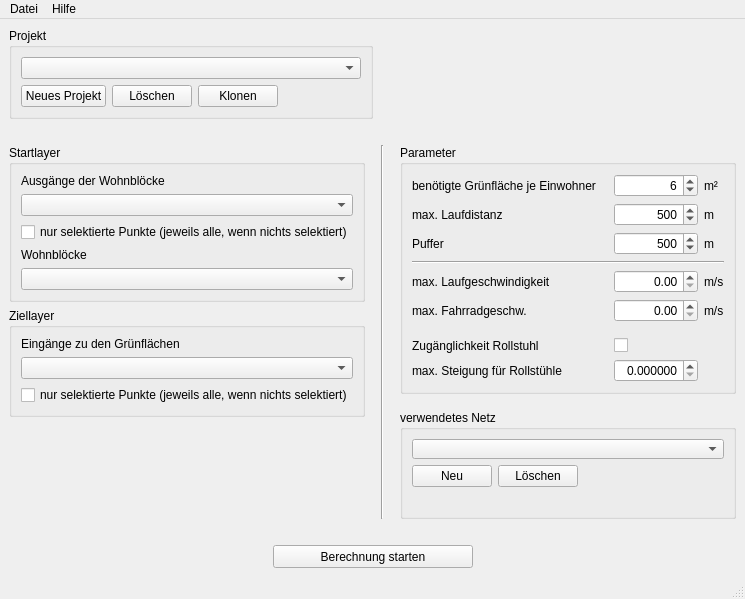
GertzGutscheRuemenapp/gruenflaechenbewertung, file ui/OTP_main_window.ui: the form before one commit.
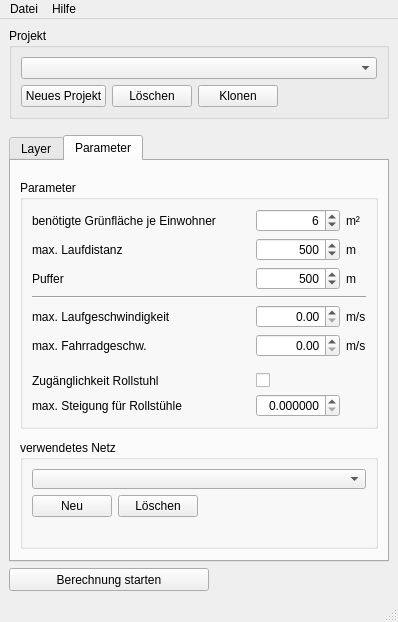
The form after the commit. The open tabs and pages were chosen to show the change. Custom widgets are drawn as their Qt base class.

Commit message: layout with tab widget

What changed in the file:
```diff
--- a/ui/OTP_main_window.ui
+++ b/ui/OTP_main_window.ui
@@ -6,8 +6,8 @@
    <rect>
     <x>0</x>
     <y>0</y>
-    <width>704</width>
-    <height>536</height>
+    <width>398</width>
+    <height>621</height>
    </rect>
   </property>
   <property name="windowTitle">
@@ -92,54 +92,86 @@
         </layout>
        </widget>
       </item>
-      <item>
-       <spacer name="horizontalSpacer_5">
-        <property name="orientation">
-         <enum>Qt::Horizontal</enum>
-        </property>
-        <property name="sizeHint" stdset="0">
-         <size>
-          <width>40</width>
-          <height>20</height>
-         </size>
-        </property>
-       </spacer>
-      </item>
      </layout>
     </item>
-    <item row="7" column="1">
-     <spacer name="horizontalSpacer">
-      <property name="orientation">
-       <enum>Qt::Horizontal</enum>
-      </property>
-      <property name="sizeHint" stdset="0">
-       <size>
-        <width>40</width>
-        <height>20</height>
-       </size>
-      </property>
-     </spacer>
-    </item>
     <item row="8" column="0">
-     <spacer name="verticalSpacer_3">
+     <layout class="QHBoxLayout" name="horizontalLayout_4">
+      <item>
+       <widget class="QPushButton" name="start_orig_dest_button">
+        <property name="minimumSize">
+         <size>
+          <width>200</width>
+          <height>23</height>
+         </size>
+        </property>
+        <property name="toolTip">
+         <string>Berechnungen starten</string>
+        </property>
+        <property name="text">
+         <string>Berechnung starten</string>
+        </property>
+        <property name="checkable">
+         <bool>false</bool>
+        </property>
+       </widget>
+      </item>
+      <item>
+       <spacer name="horizontalSpacer_3">
+        <property name="orientation">
+         <enum>Qt::Horizontal</enum>
+        </property>
+        <property name="sizeHint" stdset="0">
+         <size>
+          <width>40</width>
+          <height>20</height>
+         </size>
+        </property>
+       </spacer>
+      </item>
+     </layout>
+    </item>
+    <item row="6" column="0">
+     <spacer name="verticalSpacer_5">
       <property name="orientation">
        <enum>Qt::Vertical</enum>
       </property>
       <property name="sizeType">
-       <enum>QSizePolicy::MinimumExpanding</enum>
+       <enum>QSizePolicy::Fixed</enum>
       </property>
       <property name="sizeHint" stdset="0">
        <size>
         <width>20</width>
-        <height>20</height>
+        <height>10</height>
        </size>
       </property>
      </spacer>
     </item>
     <item row="7" column="0">
-     <layout class="QHBoxLayout" name="horizontalLayout_3">
-      <item>
-       <layout class="QVBoxLayout" name="verticalLayout">
+     <widget class="QTabWidget" name="tabWidget">
+      <property name="currentIndex">
+       <number>0</number>
+      </property>
+      <widget class="QWidget" name="tab">
+       <attribute name="title">
+        <string>Layer</string>
+       </attribute>
+       <layout class="QVBoxLayout" name="verticalLayout_4">
+        <item>
+         <spacer name="verticalSpacer_2">
+          <property name="orientation">
+           <enum>Qt::Vertical</enum>
+          </property>
+          <property name="sizeType">
+           <enum>QSizePolicy::Fixed</enum>
+          </property>
+          <property name="sizeHint" stdset="0">
+           <size>
+            <width>20</width>
+            <height>10</height>
+           </size>
+          </property>
+         </spacer>
+        </item>
         <item>
          <widget class="QGroupBox" name="groupBox">
           <property name="title">
@@ -149,14 +181,14 @@
            <item row="3" column="0">
             <widget class="QgsMapLayerComboBox" name="mMapLayerComboBox_2"/>
            </item>
-           <item row="5" column="0">
+           <item row="6" column="0">
             <widget class="QLabel" name="label_9">
              <property name="text">
               <string>Wohnblöcke</string>
              </property>
             </widget>
            </item>
-           <item row="6" column="0">
+           <item row="7" column="0">
             <widget class="QgsMapLayerComboBox" name="mMapLayerComboBox_3"/>
            </item>
            <item row="2" column="0">
@@ -169,10 +201,26 @@
            <item row="4" column="0">
             <widget class="QCheckBox" name="selected_only_check_2">
              <property name="text">
-              <string>nur selektierte Punkte (jeweils alle, wenn nichts selektiert)</string>
+              <string>nur selektierte Punkte</string>
              </property>
             </widget>
            </item>
+           <item row="5" column="0">
+            <spacer name="verticalSpacer_6">
+             <property name="orientation">
+              <enum>Qt::Vertical</enum>
+             </property>
+             <property name="sizeType">
+              <enum>QSizePolicy::Fixed</enum>
+             </property>
+             <property name="sizeHint" stdset="0">
+              <size>
+               <width>20</width>
+               <height>5</height>
+              </size>
+             </property>
+            </spacer>
+           </item>
           </layout>
          </widget>
         </item>
@@ -195,7 +243,7 @@
            <item row="4" column="0">
             <widget class="QCheckBox" name="selected_only_check_3">
              <property name="text">
-              <string>nur selektierte Punkte (jeweils alle, wenn nichts selektiert)</string>
+              <string>nur selektierte Punkte</string>
              </property>
             </widget>
            </item>
@@ -216,48 +264,28 @@
          </spacer>
         </item>
        </layout>
-      </item>
-      <item>
-       <spacer name="horizontalSpacer_7">
-        <property name="orientation">
-         <enum>Qt::Horizontal</enum>
-        </property>
-        <property name="sizeType">
-         <enum>QSizePolicy::Fixed</enum>
-        </property>
-        <property name="sizeHint" stdset="0">
-         <size>
-          <width>10</width>
-          <height>20</height>
-         </size>
-        </property>
-       </spacer>
-      </item>
-      <item>
-       <widget class="Line" name="line_3">
-        <property name="orientation">
-         <enum>Qt::Vertical</enum>
-        </property>
-       </widget>
-      </item>
-      <item>
-       <spacer name="horizontalSpacer_4">
-        <property name="orientation">
-         <enum>Qt::Horizontal</enum>
-        </property>
-        <property name="sizeType">
-         <enum>QSizePolicy::Fixed</enum>
-        </property>
-        <property name="sizeHint" stdset="0">
-         <size>
-          <width>10</width>
-          <height>20</height>
-         </size>
-        </property>
-       </spacer>
-      </item>
-      <item>
-       <layout class="QVBoxLayout" name="verticalLayout_3">
+      </widget>
+      <widget class="QWidget" name="tab_2">
+       <attribute name="title">
+        <string>Parameter</string>
+       </attribute>
+       <layout class="QVBoxLayout" name="verticalLayout_5">
+        <item>
+         <spacer name="verticalSpacer_8">
+          <property name="orientation">
+           <enum>Qt::Vertical</enum>
+          </property>
+          <property name="sizeType">
+           <enum>QSizePolicy::Fixed</enum>
+          </property>
+          <property name="sizeHint" stdset="0">
+           <size>
+            <width>20</width>
+            <height>10</height>
+           </size>
+          </property>
+         </spacer>
+        </item>
         <item>
          <widget class="QGroupBox" name="groupBox_8">
           <property name="title">
@@ -513,7 +541,20 @@
          </widget>
         </item>
         <item>
-         <spacer name="verticalSpacer_2">
+         <spacer name="verticalSpacer_7">
+          <property name="orientation">
+           <enum>Qt::Vertical</enum>
+          </property>
+          <property name="sizeHint" stdset="0">
+           <size>
+            <width>20</width>
+            <height>5</height>
+           </size>
+          </property>
+         </spacer>
+        </item>
+        <item>
+         <spacer name="verticalSpacer_10">
           <property name="orientation">
            <enum>Qt::Vertical</enum>
           </property>
@@ -523,7 +564,7 @@
           <property name="sizeHint" stdset="0">
            <size>
             <width>20</width>
-            <height>10</height>
+            <height>5</height>
            </size>
           </property>
          </spacer>
@@ -597,74 +638,22 @@
           </layout>
          </widget>
         </item>
+        <item>
+         <spacer name="verticalSpacer_9">
+          <property name="orientation">
+           <enum>Qt::Vertical</enum>
+          </property>
+          <property name="sizeHint" stdset="0">
+           <size>
+            <width>20</width>
+            <height>40</height>
+           </size>
+          </property>
+         </spacer>
+        </item>
        </layout>
-      </item>
-     </layout>
-    </item>
-    <item row="9" column="0">
-     <layout class="QHBoxLayout" name="horizontalLayout_4">
-      <item>
-       <spacer name="horizontalSpacer_2">
-        <property name="orientation">
-         <enum>Qt::Horizontal</enum>
-        </property>
-        <property name="sizeHint" stdset="0">
-         <size>
-          <width>40</width>
-          <height>20</height>
-         </size>
-        </property>
-       </spacer>
-      </item>
-      <item>
-       <widget class="QPushButton" name="start_orig_dest_button">
-        <property name="minimumSize">
-         <size>
-          <width>200</width>
-          <height>23</height>
-         </size>
-        </property>
-        <property name="toolTip">
-         <string>Berechnungen starten</string>
-        </property>
-        <property name="text">
-         <string>Berechnung starten</string>
-        </property>
-        <property name="checkable">
-         <bool>false</bool>
-        </property>
-       </widget>
-      </item>
-      <item>
-       <spacer name="horizontalSpacer_3">
-        <property name="orientation">
-         <enum>Qt::Horizontal</enum>
-        </property>
-        <property name="sizeHint" stdset="0">
-         <size>
-          <width>40</width>
-          <height>20</height>
-         </size>
-        </property>
-       </spacer>
-      </item>
-     </layout>
-    </item>
-    <item row="6" column="0">
-     <spacer name="verticalSpacer_5">
-      <property name="orientation">
-       <enum>Qt::Vertical</enum>
-      </property>
-      <property name="sizeType">
-       <enum>QSizePolicy::Fixed</enum>
-      </property>
-      <property name="sizeHint" stdset="0">
-       <size>
-        <width>20</width>
-        <height>20</height>
-       </size>
-      </property>
-     </spacer>
+      </widget>
+     </widget>
     </item>
    </layout>
   </widget>
@@ -673,7 +662,7 @@
     <rect>
      <x>0</x>
      <y>0</y>
-     <width>704</width>
+     <width>398</width>
      <height>22</height>
     </rect>
    </property>
```
Left out of the diff: 16 changed lines with no effect on the pictures.
